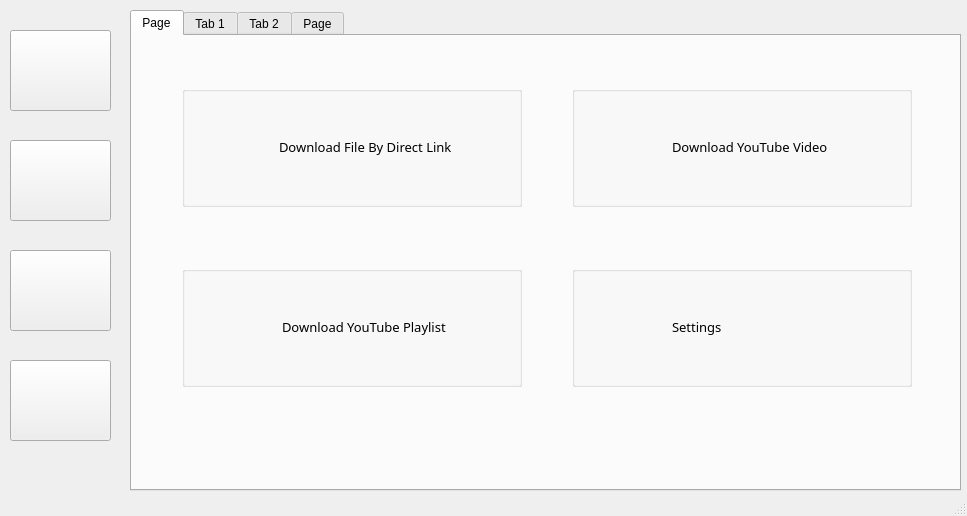
paraleipsis/LoadEmUp, file main.ui: the form before one commit.
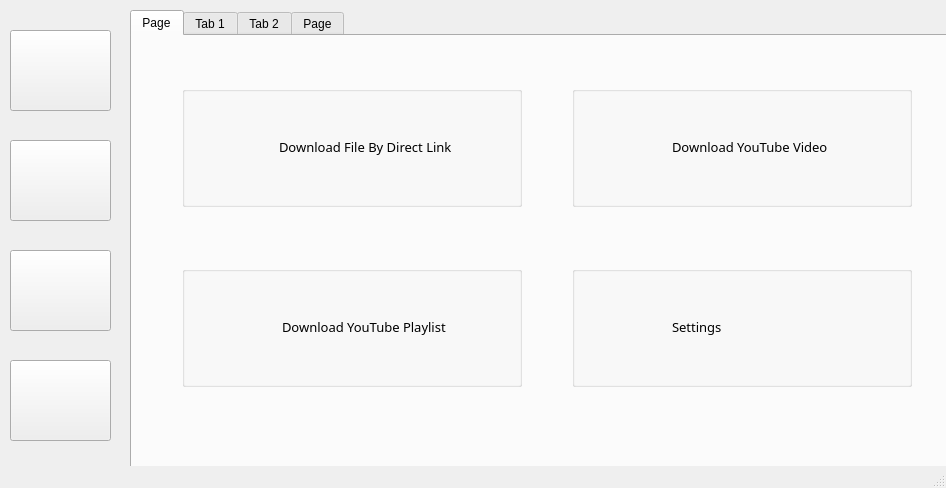
The form after the commit. The open tabs and pages were chosen to show the change. Icons and pictures are not drawn.

The edit to the form file:
```diff
--- a/main.ui
+++ b/main.ui
@@ -6,8 +6,8 @@
    <rect>
     <x>0</x>
     <y>0</y>
-    <width>967</width>
-    <height>516</height>
+    <width>946</width>
+    <height>488</height>
    </rect>
   </property>
   <property name="windowTitle">
@@ -23,6 +23,9 @@
       <height>481</height>
      </rect>
     </property>
+    <property name="styleSheet">
+     <string notr="true"/>
+    </property>
     <property name="currentIndex">
      <number>0</number>
     </property>
```
Left out of the diff: 187 changed lines with no effect on the pictures. Lines whose indentation alone changed are shown as unchanged.
